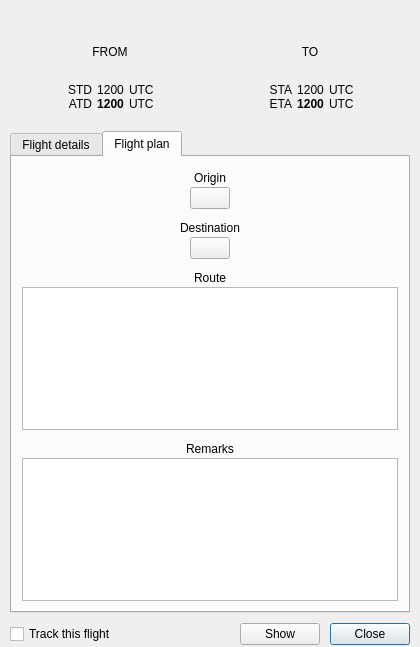
Vatsinator/vatsinator-legacy, file source/ui/windows/flightdetailswindow.ui: the form before one commit.
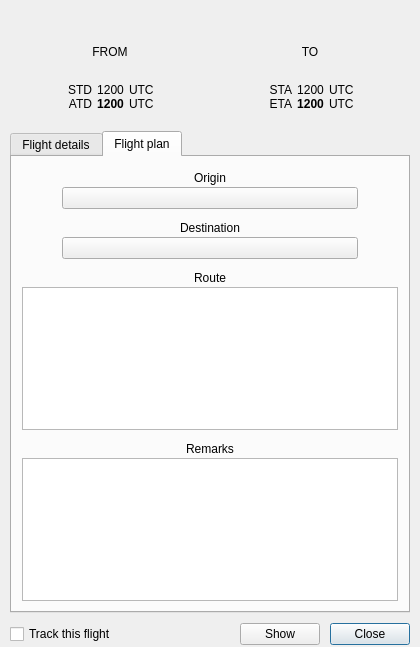
The form after the commit. Icons and pictures are not drawn. Custom widgets are drawn as their Qt base class.

Patch:
```diff
--- a/source/ui/windows/flightdetailswindow.ui
+++ b/source/ui/windows/flightdetailswindow.ui
@@ -560,12 +560,15 @@
         </widget>
        </item>
        <item>
-        <layout class="QHBoxLayout" name="horizontalLayout_13">
+        <layout class="QHBoxLayout" name="horizontalLayout_13" stretch="0,1,0">
          <item>
           <spacer name="horizontalSpacer_5">
            <property name="orientation">
             <enum>Qt::Horizontal</enum>
            </property>
+           <property name="sizeType">
+            <enum>QSizePolicy::Maximum</enum>
+           </property>
            <property name="sizeHint" stdset="0">
             <size>
              <width>40</width>
@@ -589,6 +592,9 @@
            <property name="orientation">
             <enum>Qt::Horizontal</enum>
            </property>
+           <property name="sizeType">
+            <enum>QSizePolicy::Preferred</enum>
+           </property>
            <property name="sizeHint" stdset="0">
             <size>
              <width>40</width>
@@ -626,12 +632,15 @@
         </widget>
        </item>
        <item>
-        <layout class="QHBoxLayout" name="horizontalLayout_14">
+        <layout class="QHBoxLayout" name="horizontalLayout_14" stretch="0,1,0">
          <item>
           <spacer name="horizontalSpacer_7">
            <property name="orientation">
             <enum>Qt::Horizontal</enum>
            </property>
+           <property name="sizeType">
+            <enum>QSizePolicy::Maximum</enum>
+           </property>
            <property name="sizeHint" stdset="0">
             <size>
              <width>40</width>
@@ -652,6 +661,9 @@
            <property name="orientation">
             <enum>Qt::Horizontal</enum>
            </property>
+           <property name="sizeType">
+            <enum>QSizePolicy::Maximum</enum>
+           </property>
            <property name="sizeHint" stdset="0">
             <size>
              <width>40</width>
```
